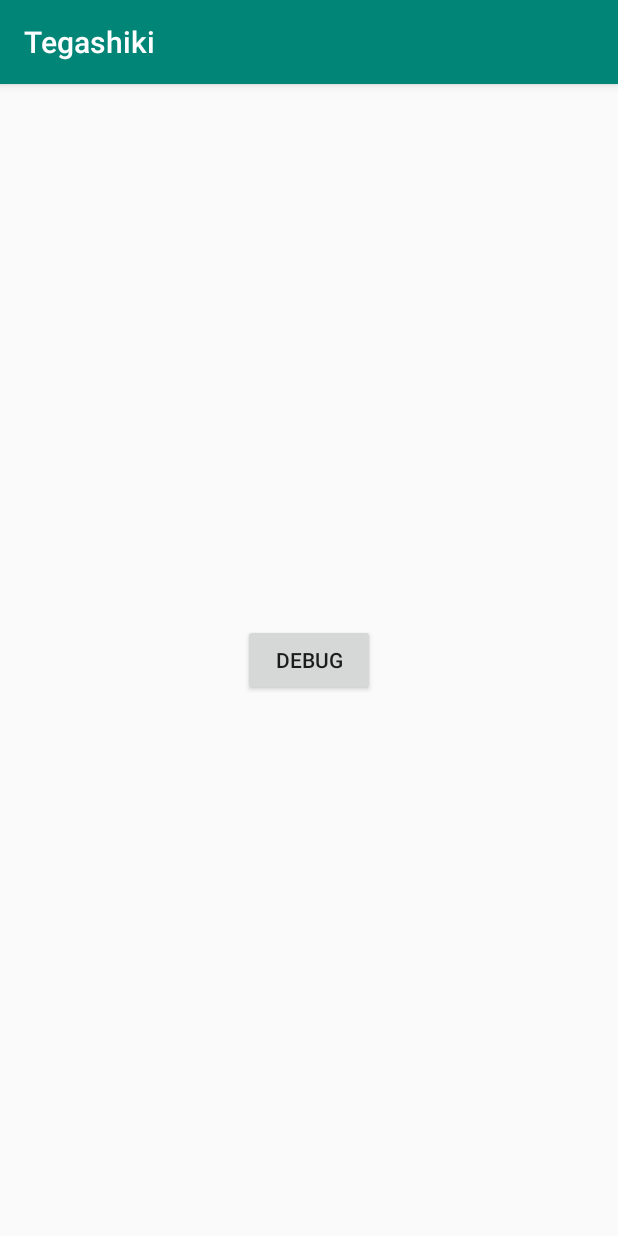
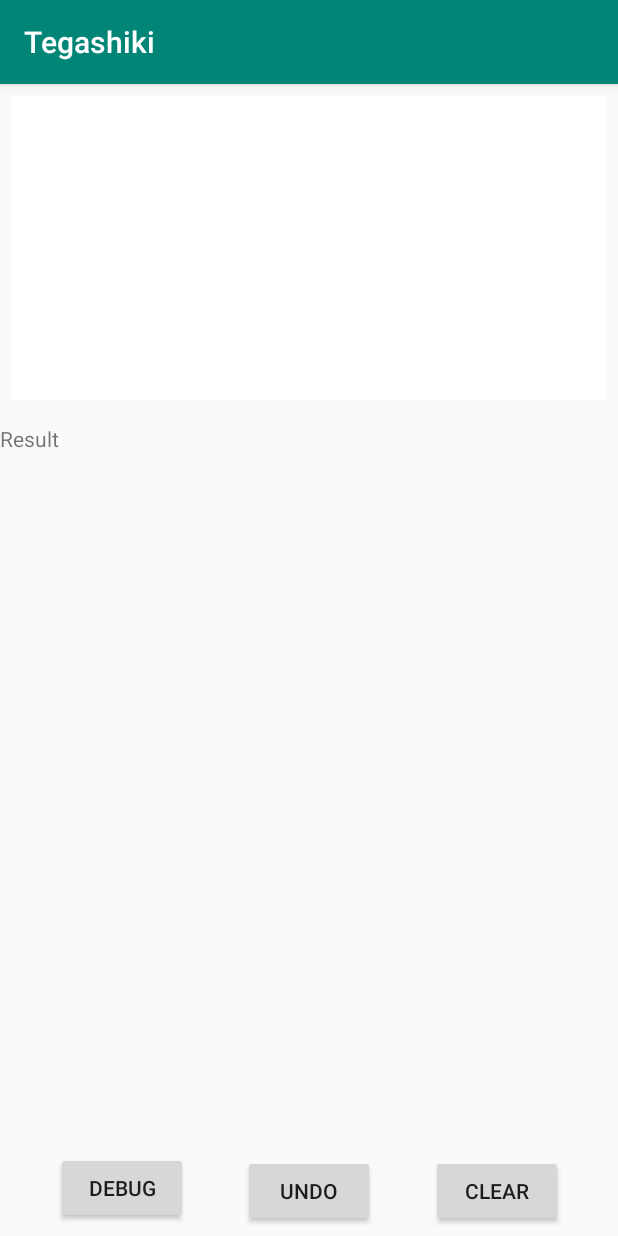
Before and after one commit to karino2/tegashiki, an Android app: the screen it shows after launch (MainActivity), on a phone screen of 412 x 824 dp. Run offline under Robolectric (Android 15) with nearby library versions, the phone set to English and light mode, and no system bars; libraries missing offline, so code that uses them is left out: org.tensorflow.lite.

Commit message:
Add stroke view (just showing, not integrated).

```diff
--- a/app/src/main/res/layout/activity_main.xml
+++ b/app/src/main/res/layout/activity_main.xml
@@ -1,20 +1,59 @@
 <?xml version="1.0" encoding="utf-8"?>
 <androidx.constraintlayout.widget.ConstraintLayout xmlns:android="http://schemas.android.com/apk/res/android"
-    xmlns:app="http://schemas.android.com/apk/res-auto"
-    xmlns:tools="http://schemas.android.com/tools"
-    android:layout_width="match_parent"
-    android:layout_height="match_parent"
-    tools:context=".MainActivity">
+                                                   xmlns:app="http://schemas.android.com/apk/res-auto"
+                                                   xmlns:tools="http://schemas.android.com/tools"
+                                                   android:layout_width="match_parent"
+                                                   android:layout_height="match_parent"
+                                                   tools:context=".MainActivity">
+
+    <io.github.karino2.tegashiki.StrokeCanvas
+            android:id="@+id/canvas"
+            android:layout_width="0dp"
+            android:layout_height="0dp"
+            android:layout_marginBottom="8dp"
+            app:layout_constraintBottom_toTopOf="@+id/guideline" android:layout_marginTop="8dp"
+            app:layout_constraintTop_toTopOf="parent" app:layout_constraintStart_toStartOf="parent"
+            android:layout_marginStart="8dp" app:layout_constraintEnd_toEndOf="parent"
+            android:layout_marginEnd="8dp"></io.github.karino2.tegashiki.StrokeCanvas>
+    <TextView
+            android:text="Result"
+            android:layout_width="0dp"
+            android:layout_height="0dp"
+            android:id="@+id/textViewResult"
+            app:layout_constraintBottom_toTopOf="@+id/buttonDebug" app:layout_constraintEnd_toEndOf="parent"
+            app:layout_constraintStart_toStartOf="parent" android:layout_marginTop="8dp"
+            app:layout_constraintTop_toTopOf="@+id/guideline"/>
 
     <Button
             android:layout_width="wrap_content"
             android:layout_height="wrap_content"
             android:text="DEBUG"
-            app:layout_constraintBottom_toBottomOf="parent"
-            app:layout_constraintLeft_toLeftOf="parent"
-            app:layout_constraintRight_toRightOf="parent"
-            app:layout_constraintTop_toTopOf="parent" android:id="@+id/buttonDebug"
+            android:id="@+id/buttonDebug"
             android:onClick="onButtonClick"
-    />
+            app:layout_constraintStart_toStartOf="parent"
+            app:layout_constraintEnd_toStartOf="@+id/buttonUndo"
+            android:layout_marginBottom="8dp" app:layout_constraintBottom_toBottomOf="parent"/>
+    <Button
+            android:text="Undo"
+            android:layout_width="wrap_content"
+            android:layout_height="wrap_content"
+            android:id="@+id/buttonUndo"
+            app:layout_constraintStart_toEndOf="@+id/buttonDebug"
+            app:layout_constraintEnd_toStartOf="@+id/buttonClear" android:layout_marginTop="4dp"
+            app:layout_constraintTop_toBottomOf="@+id/textViewResult" android:layout_marginBottom="8dp"
+            app:layout_constraintBottom_toBottomOf="parent"/>
+    <Button
+            android:text="Clear"
+            android:layout_width="wrap_content"
+            android:layout_height="wrap_content"
+            android:id="@+id/buttonClear"
+            app:layout_constraintStart_toEndOf="@+id/buttonUndo"
+            app:layout_constraintEnd_toEndOf="parent" android:layout_marginTop="4dp"
+            app:layout_constraintTop_toBottomOf="@+id/textViewResult" android:layout_marginBottom="8dp"
+            app:layout_constraintBottom_toBottomOf="parent"/>
+    <androidx.constraintlayout.widget.Guideline android:layout_width="wrap_content" android:layout_height="wrap_content"
+                                                android:id="@+id/guideline"
+                                                android:orientation="horizontal"
+                                                app:layout_constraintGuide_begin="219dp"/>
 
 </androidx.constraintlayout.widget.ConstraintLayout>
```
Also changed, not shown: app/src/main/java/io/github/karino2/tegashiki/StrokeCanvas.kt (added, +304 -0 lines), app/src/main/java/io/github/karino2/tegashiki/Shape.kt (line endings or trailing spaces).
